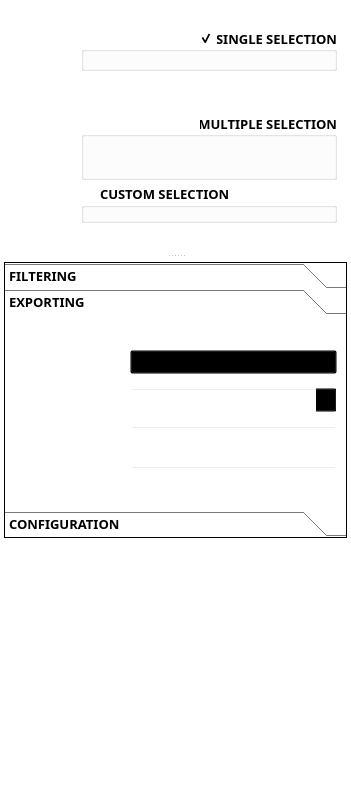
Qt form filter_mate_dockwidget_base.ui (sducournau/filter_mate) before a commit.
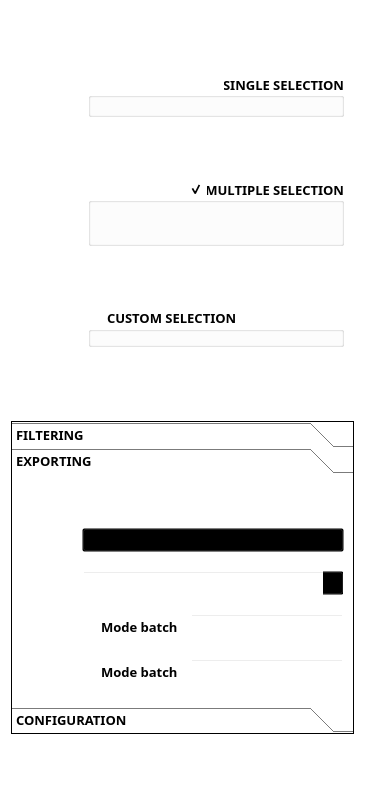
The same form after that commit. The open tabs and pages were chosen to show the change. Icons and pictures are not drawn. Custom widgets are drawn as their Qt base class.

What changed in the file:
```diff
--- a/filter_mate_dockwidget_base.ui
+++ b/filter_mate_dockwidget_base.ui
@@ -9,14 +9,14 @@
    <rect>
     <x>0</x>
     <y>0</y>
-    <width>351</width>
+    <width>365</width>
     <height>796</height>
    </rect>
   </property>
   <property name="minimumSize">
    <size>
-    <width>351</width>
-    <height>615</height>
+    <width>365</width>
+    <height>760</height>
    </size>
   </property>
   <property name="baseSize">
@@ -257,74 +257,20 @@
   </property>
   <widget class="QWidget" name="dockWidgetContents">
    <layout class="QVBoxLayout" name="verticalLayout_main_root">
-    <property name="spacing">
-     <number>2</number>
-    </property>
-    <property name="leftMargin">
-     <number>2</number>
-    </property>
-    <property name="topMargin">
-     <number>2</number>
-    </property>
-    <property name="rightMargin">
-     <number>2</number>
-    </property>
-    <property name="bottomMargin">
-     <number>2</number>
-    </property>
     <item>
-     <widget class="QSplitter" name="splitter">
-      <property name="font">
-       <font>
-        <family>Segoe UI</family>
-        <pointsize>12</pointsize>
-        <weight>75</weight>
-        <italic>false</italic>
-        <bold>true</bold>
-        <underline>false</underline>
-        <strikeout>false</strikeout>
-        <stylestrategy>PreferAntialias</stylestrategy>
-        <kerning>true</kerning>
-       </font>
-      </property>
-      <property name="cursor">
-       <cursorShape>ArrowCursor</cursorShape>
-      </property>
-      <property name="frameShape">
-       <enum>QFrame::NoFrame</enum>
-      </property>
-      <property name="frameShadow">
-       <enum>QFrame::Plain</enum>
-      </property>
-      <property name="lineWidth">
-       <number>3</number>
-      </property>
-      <property name="midLineWidth">
-       <number>0</number>
-      </property>
-      <property name="orientation">
-       <enum>Qt::Vertical</enum>
-      </property>
-      <property name="opaqueResize">
-       <bool>true</bool>
-      </property>
-      <property name="handleWidth">
-       <number>8</number>
-      </property>
-      <property name="childrenCollapsible">
-       <bool>true</bool>
-      </property>
+     <layout class="QVBoxLayout" name="verticalLayout_main_content">
+      <item>
       <widget class="QFrame" name="frame_exploring">
        <property name="sizePolicy">
         <sizepolicy hsizetype="Preferred" vsizetype="Expanding">
          <horstretch>0</horstretch>
-         <verstretch>0</verstretch>
+          <verstretch>1</verstretch>
         </sizepolicy>
        </property>
        <property name="minimumSize">
         <size>
          <width>0</width>
-         <height>250</height>
+          <height>100</height>
         </size>
        </property>
        <property name="maximumSize">
@@ -402,8 +348,8 @@
             <rect>
              <x>0</x>
              <y>0</y>
-             <width>341</width>
-             <height>359</height>
+              <width>339</width>
+              <height>327</height>
             </rect>
            </property>
            <layout class="QGridLayout" name="gridLayout_main_header">
@@ -946,7 +892,7 @@
                    <bool>true</bool>
                   </property>
                   <property name="checked">
-                   <bool>true</bool>
+                    <bool>false</bool>
                   </property>
                   <property name="collapsed">
                    <bool>false</bool>
@@ -1077,7 +1023,7 @@
                   <property name="maximumSize">
                    <size>
                     <width>16777215</width>
-                    <height>29</height>
+                     <height>16777215</height>
                    </size>
                   </property>
                   <property name="font">
@@ -1109,7 +1055,7 @@
                    <bool>true</bool>
                   </property>
                   <property name="checked">
-                   <bool>false</bool>
+                    <bool>true</bool>
                   </property>
                   <property name="collapsed">
                    <bool>true</bool>
@@ -1306,6 +1252,8 @@
         </item>
        </layout>
       </widget>
+      </item>
+      <item>
       <widget class="QFrame" name="frame_toolset">
        <property name="sizePolicy">
         <sizepolicy hsizetype="Preferred" vsizetype="Expanding">
@@ -2613,8 +2561,8 @@
               <rect>
                <x>0</x>
                <y>0</y>
-               <width>687</width>
-               <height>236</height>
+                <width>337</width>
+                <height>270</height>
               </rect>
              </property>
              <attribute name="icon">
@@ -3170,8 +3118,8 @@
                     </property>
                     <property name="sizeHint" stdset="0">
                      <size>
-                      <width>20</width>
-                      <height>4</height>
+                       <width>216</width>
+                       <height>13</height>
                      </size>
                     </property>
                    </spacer>
@@ -3186,8 +3134,8 @@
                     </property>
                     <property name="sizeHint" stdset="0">
                      <size>
-                      <width>20</width>
-                      <height>4</height>
+                       <width>216</width>
+                       <height>13</height>
                      </size>
                     </property>
                    </spacer>
@@ -3234,8 +3182,8 @@
                     </property>
                     <property name="sizeHint" stdset="0">
                      <size>
-                      <width>20</width>
-                      <height>4</height>
+                       <width>216</width>
+                       <height>13</height>
                      </size>
                     </property>
                    </spacer>
@@ -3292,8 +3240,8 @@
                     </property>
                     <property name="sizeHint" stdset="0">
                      <size>
-                      <width>20</width>
-                      <height>4</height>
+                       <width>216</width>
+                       <height>13</height>
                      </size>
                     </property>
                    </spacer>
@@ -3340,16 +3288,28 @@
                     </property>
                     <property name="sizeHint" stdset="0">
                      <size>
-                      <width>20</width>
-                      <height>4</height>
+                       <width>216</width>
+                       <height>13</height>
                      </size>
                     </property>
                    </spacer>
+                   </item>
+                   <item>
+                    <layout class="QHBoxLayout" name="horizontalLayout_2">
+                     <item>
+                      <widget class="QCheckBox" name="checkBox_batch_exporting_output_folder">
+                       <property name="enabled">
+                        <bool>false</bool>
+                       </property>
+                       <property name="text">
+                        <string>Mode batch</string>
+                       </property>
+                      </widget>
                   </item>
                   <item>
                    <widget class="QLineEdit" name="lineEdit_exporting_output_folder">
                     <property name="sizePolicy">
-                     <sizepolicy hsizetype="Preferred" vsizetype="Fixed">
+                        <sizepolicy hsizetype="Expanding" vsizetype="Fixed">
                       <horstretch>0</horstretch>
                       <verstretch>0</verstretch>
                      </sizepolicy>
@@ -3374,6 +3334,8 @@
                      <bool>true</bool>
                     </property>
                    </widget>
+                     </item>
+                    </layout>
                   </item>
                   <item>
                    <spacer name="verticalSpacer_exporting_values_destination_top">
@@ -3385,16 +3347,28 @@
                     </property>
                     <property name="sizeHint" stdset="0">
                      <size>
-                      <width>20</width>
-                      <height>4</height>
+                       <width>14</width>
+                       <height>13</height>
                      </size>
                     </property>
                    </spacer>
+                   </item>
+                   <item>
+                    <layout class="QHBoxLayout" name="horizontalLayout">
+                     <item>
+                      <widget class="QCheckBox" name="checkBox_batch_exporting_zip">
+                       <property name="enabled">
+                        <bool>false</bool>
+                       </property>
+                       <property name="text">
+                        <string>Mode batch</string>
+                       </property>
+                      </widget>
                   </item>
                   <item>
                    <widget class="QLineEdit" name="lineEdit_exporting_zip">
                     <property name="sizePolicy">
-                     <sizepolicy hsizetype="Preferred" vsizetype="Fixed">
+                        <sizepolicy hsizetype="Expanding" vsizetype="Fixed">
                       <horstretch>0</horstretch>
                       <verstretch>0</verstretch>
                      </sizepolicy>
@@ -3423,6 +3397,8 @@
                     </property>
                    </widget>
                   </item>
+                    </layout>
+                   </item>
                   <item>
                    <spacer name="verticalSpacer_exporting_values_destination_bottom">
                     <property name="orientation">
@@ -3433,8 +3409,8 @@
                     </property>
                     <property name="sizeHint" stdset="0">
                      <size>
-                      <width>20</width>
-                      <height>4</height>
+                       <width>14</width>
+                       <height>13</height>
                      </size>
                     </property>
                    </spacer>
@@ -3514,8 +3490,9 @@
         </item>
        </layout>
       </widget>
-     </widget>
-    </item>
+      </item>
+      <item>
+       <layout class="QHBoxLayout" name="horizontalLayout_actions_container">
     <item>
      <widget class="QFrame" name="frame_actions">
       <property name="frameShape">
@@ -3756,6 +3733,10 @@
        </item>
       </layout>
      </widget>
+        </item>
+       </layout>
+      </item>
+     </layout>
     </item>
    </layout>
   </widget>
```
Left out of the diff: 22 changed lines with no effect on the pictures. Lines whose indentation alone changed are shown as unchanged.
